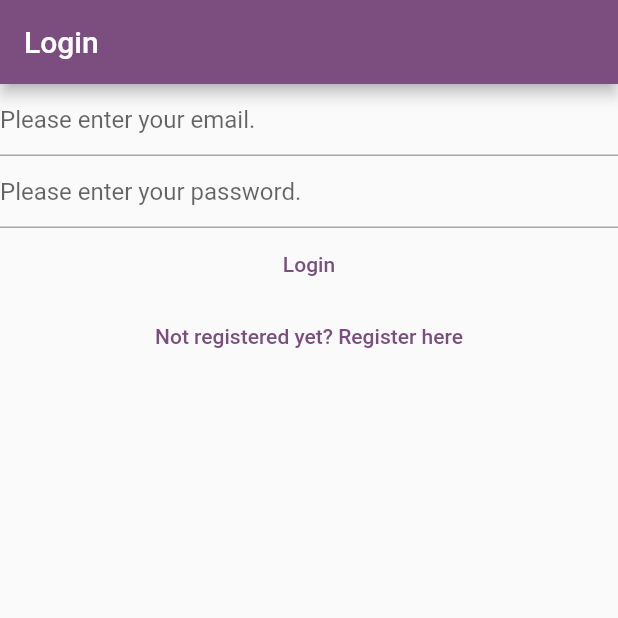
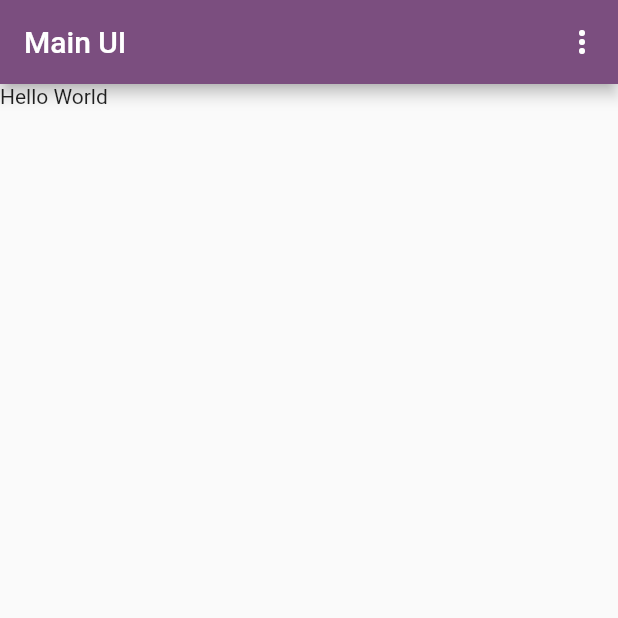
Before and after one commit to CollinsTatang/flutter-demo, a Flutter app: the screen it shows after launch, on a phone screen of 412 x 824 dp, the top half of it. Run offline on Flutter 3.47's test engine with Material 2 defaults, Android fonts, the phone set to English and light mode, and no system bars; our stand-ins replace firebase_auth; accounts and stored records are empty.

Commit message:
Add popup menu item.

```diff
--- a/lib/main.dart
+++ b/lib/main.dart
@@ -33,8 +33,40 @@ class _HomePageState extends State<HomePage> {
   Widget build(BuildContext context) {
     return  FutureBuilder(
           builder: (context, snapshot) {
-           return const LoginView();
+           return const NotesView();
           },
     );
   }
 }
+
+enum MenuAction { logout }
+
+class NotesView extends StatefulWidget {
+  const NotesView({super.key});
+
+  @override
+  State<NotesView> createState() => _NotesViewState();
+}
+
+class _NotesViewState extends State<NotesView> {
+  @override
+  Widget build(BuildContext context) {
+    return Scaffold(
+      appBar: AppBar(
+        title: const Text('Main UI'),
+        actions: [
+          PopupMenuButton<MenuAction>(onSelected: (value) {
+
+          }, itemBuilder: (context) {
+            return [
+            const PopupMenuItem<MenuAction>(value: MenuAction.logout, child: Text('Logout'),
+            ),
+            ];
+
+          },)
+        ],
+      ),
+      body: const Text('Hello World'),
+    );
+  }
+}
```
